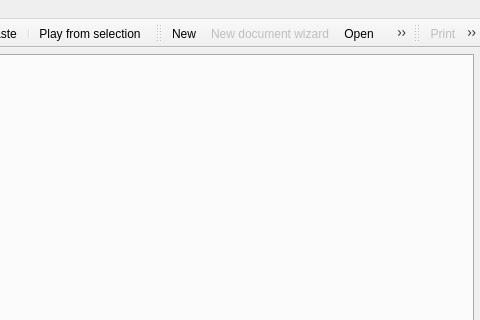
Above: src/ui/mainwin.ui from canorusmusic/canorus before the change; both pictures show x 425 to 905 and y 0 to 320 of the 905 by 660 pixel window. Below: the same form after it.
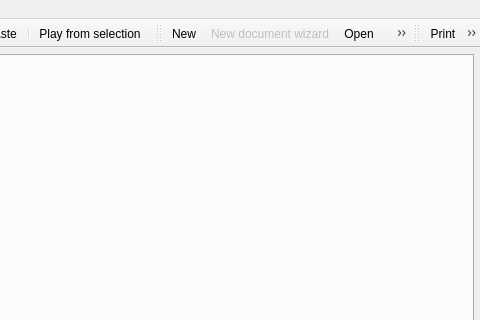
That is the form after the change. Icons and pictures are not drawn.

Commit message: Integrated print control Enabled menu entries for printing and preview

What changed in the file:
```diff
--- a/src/ui/mainwin.ui
+++ b/src/ui/mainwin.ui
@@ -353,7 +353,7 @@
   </action>
   <action name="uiPrintPreview" >
    <property name="enabled" >
-    <bool>false</bool>
+    <bool>true</bool>
    </property>
    <property name="icon" >
     <iconset>images/printing/fileprintpreview.png</iconset>
@@ -367,7 +367,7 @@
   </action>
   <action name="uiPrint" >
    <property name="enabled" >
-    <bool>false</bool>
+    <bool>true</bool>
    </property>
    <property name="icon" >
     <iconset>images/printing/fileprint.png</iconset>
```
The commit also changes 2 other files.
